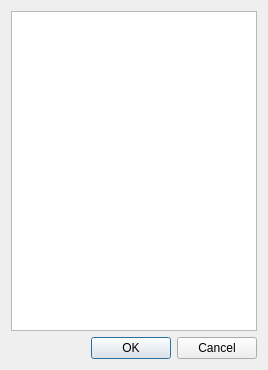
Old version of the form cstylesel.ui in the repository PavelMr/skytechx.
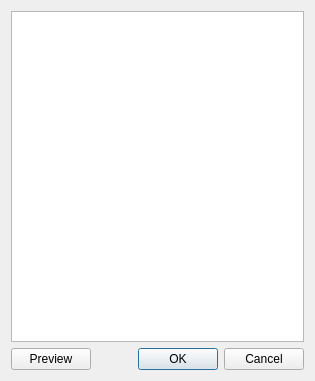
New version of the form.

The edit to the form file:
```diff
--- a/cstylesel.ui
+++ b/cstylesel.ui
@@ -6,8 +6,8 @@
    <rect>
     <x>0</x>
     <y>0</y>
-    <width>268</width>
-    <height>370</height>
+    <width>315</width>
+    <height>381</height>
    </rect>
   </property>
   <property name="windowTitle">
@@ -23,6 +23,13 @@
    </item>
    <item>
     <layout class="QHBoxLayout" name="horizontalLayout">
+     <item>
+      <widget class="QPushButton" name="pushButton_3">
+       <property name="text">
+        <string>Preview</string>
+       </property>
+      </widget>
+     </item>
      <item>
       <spacer name="horizontalSpacer">
        <property name="orientation">
```
